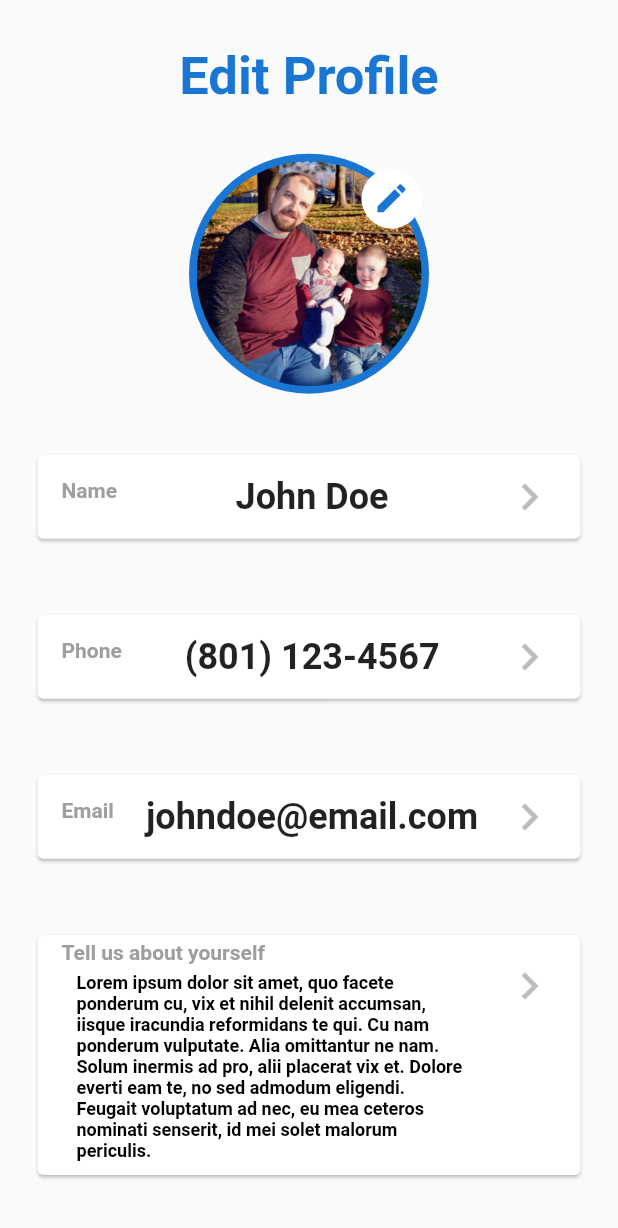
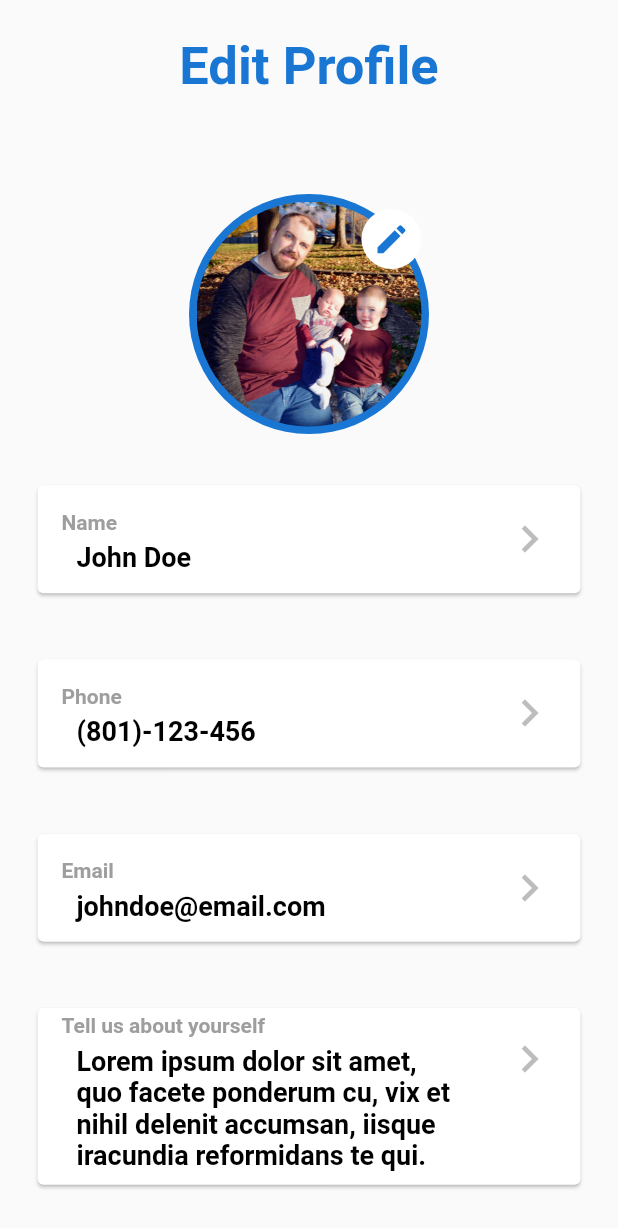
Before and after one commit to chasewgreenwood/approachable_geek_project, a Flutter app: the screen it shows after launch, on a phone screen of 412 x 824 dp. Shown: the top 1228 px of the screen. Run offline on Flutter 3.47's test engine with Material 2 defaults, Android fonts, the phone set to English and light mode, and no system bars.

```diff
--- a/lib/pages/user_profile_page.dart
+++ b/lib/pages/user_profile_page.dart
@@ -1,5 +1,16 @@
 import 'package:flutter/cupertino.dart';
 import 'package:flutter/material.dart';
+import 'package:approachable_geek_project/widget/info_card.dart';
+import 'package:approachable_geek_project/pages/photo_input_page.dart';
+import 'package:approachable_geek_project/pages/name_input_page.dart';
+import 'package:approachable_geek_project/pages/phone_input_page.dart';
+import 'package:approachable_geek_project/pages/email_input_page.dart';
+import 'package:approachable_geek_project/pages/bio_input_page.dart';
+
+const name = 'John Doe';
+const phone = '(801)-123-456';
+const email = 'johndoe@email.com';
+const bio = 'Lorem ipsum dolor sit amet, quo facete ponderum cu, vix et nihil delenit accumsan, iisque iracundia reformidans te qui.';
 
 class UserProfilePage extends StatefulWidget {
   @override
@@ -22,10 +33,17 @@ class _UserProfilePageState extends State<UserProfilePage> {
                         fontWeight: FontWeight.bold,
                       )
                   ),
-                  /*Padding(
-                    padding: EdgeInsets.all(16.0),
-                  ),*/
-                  CircleAvatar(
+                  Padding(
+                    padding: EdgeInsets.all(8.0),
+                  ),
+                  GestureDetector(
+                    onTap: () {
+                      print('Name: ' + name);
+                      Navigator.push(context, MaterialPageRoute(builder: (context) {
+                        return PhotoInputPage();
+                        }));
+                      },
+                    child: CircleAvatar(
                     radius: 80,
                     backgroundColor: Colors.blue.shade700,
                       child: CircleAvatar(
@@ -46,127 +64,46 @@ class _UserProfilePageState extends State<UserProfilePage> {
                         ),
                       )
                     ),
-                  Card(
-                    margin: EdgeInsets.symmetric(vertical: 10.0, horizontal: 25.0),
-                    child: ListTile(
-                      leading: Text(
-                        'Name',
-                        style: TextStyle(
-                          fontSize: 14.0,
-                          color: Colors.grey.shade500,
-                          fontWeight: FontWeight.bold,
                   ),
+                  InfoCard(
+                      title: 'Name',
+                      subtitle: name,
+                      onPressed: () {
+                        print('Name: ' + name);
+                        Navigator.push(context, MaterialPageRoute(builder: (context) {
+                          return NameInputPage();
+                        }));
+                        },
                   ),
-                      title: Text(
-                        'John Doe',
-                        maxLines: 1,
-                        textAlign: TextAlign.center,
-                        style: TextStyle(
-                          fontSize: 24.0,
-                          fontWeight: FontWeight.bold,
+                  InfoCard(
+                    title: 'Phone',
+                    subtitle: phone,
+                    onPressed: () {
+                      print('Phone: ' + phone);
+                      Navigator.push(context, MaterialPageRoute(builder: (context) {
+                        return PhoneInputPage();
+                      }));
+                      },
                   ),
+                  InfoCard(
+                    title: 'Email',
+                    subtitle: email,
+                    onPressed: () {
+                      print('Email: ' + email);
+                      Navigator.push(context, MaterialPageRoute(builder: (context) {
+                        return EmailInputPage();
+                      }));
+                      },
                   ),
-                      trailing: Icon(
-                        Icons.navigate_next,
-                        color: Colors.grey.shade400,
-                        size: 36.0,
-                      ),
-                    ),
-                  ),
-                  Card(
-                    margin: EdgeInsets.symmetric(vertical: 10.0, horizontal: 25.0),
-                    child: ListTile(
-                      leading: Text(
-                        'Phone',
-                        style: TextStyle(
-                          fontSize: 14.0,
-                          color: Colors.grey.shade500,
-                          fontWeight: FontWeight.bold,
-                        ),
-                      ),
-                      title: Text(
-                        '(801) 123-4567',
-                        maxLines: 1,
-                        textAlign: TextAlign.center,
-                        style: TextStyle(
-                          fontSize: 24.0,
-                          fontWeight: FontWeight.bold,
-                        ),
-                      ),
-                      trailing: Icon(
-                        Icons.navigate_next,
-                        color: Colors.grey.shade400,
-                        size: 36.0,
-                      ),
-                    ),
-                  ),
-                  Card(
-                    margin: EdgeInsets.symmetric(vertical: 10.0, horizontal: 25.0),
-                    child: ListTile(
-                      leading: Text(
-                        'Email',
-                        style: TextStyle(
-                          fontSize: 14.0,
-                          color: Colors.grey.shade500,
-                          fontWeight: FontWeight.bold,
-                        ),
-                      ),
-                      title: FittedBox(
-                        fit: BoxFit.scaleDown,
-                        child: Text(
-                          'johndoe@email.com',
-                          maxLines: 1,
-                          textAlign: TextAlign.center,
-                          style: TextStyle(
-                            fontSize: 24.0,
-                            fontWeight: FontWeight.bold,
-                          ),
-                        ),
-                      ),
-                      trailing: Icon(
-                        Icons.navigate_next,
-                        color: Colors.grey.shade400,
-                        size: 36.0,
-                      ),
-                    ),
-                  ),
-                  Card(
-                    margin: EdgeInsets.symmetric(vertical: 10.0, horizontal: 25.0),
-                    child: ListTile(
-                      title: Text(
-                        'Tell us about yourself',
-                        style: TextStyle(
-                          fontSize: 14.0,
-                          color: Colors.grey.shade500,
-                          fontWeight: FontWeight.bold,
-                        ),
-                      ),
-                      subtitle: Container(
-                        child: Row(
-                          children: <Widget>[
-                            Flexible(
-                              child: Container(
-                                margin: EdgeInsets.symmetric(vertical: 5.0, horizontal: 10.0),
-                                alignment: Alignment.centerLeft,
-                                child: Text(
-                                  'Lorem ipsum dolor sit amet, quo facete ponderum cu, vix et nihil delenit accumsan, iisque iracundia reformidans te qui. Cu nam ponderum vulputate. Alia omittantur ne nam. Solum inermis ad pro, alii placerat vix et. Dolore everti eam te, no sed admodum eligendi. Feugait voluptatum ad nec, eu mea ceteros nominati senserit, id mei solet malorum periculis.',
-                                  style: TextStyle(
-                                  fontSize: 12.0,
-                                  color: Colors.black,
-                                  fontWeight: FontWeight.bold,
-                                  ),
-                                ),
-                              ),
-                            ),
-                          ],
-                        ),
-                      ),
-                      trailing: Icon(
-                        Icons.navigate_next,
-                        color: Colors.grey.shade400,
-                        size: 36.0,
-                      ),
-                    ),
+                  InfoCard(
+                    title: 'Tell us about yourself',
+                    subtitle: bio,
+                    onPressed: () {
+                      print('Bio: ' + bio);
+                      Navigator.push(context, MaterialPageRoute(builder: (context) {
+                        return BioInputPage();
+                      }));
+                      },
                   ),
                 ]
             )
--- /dev/null
+++ b/lib/widget/info_card.dart
@@ -0,0 +1,58 @@
+import 'package:flutter/material.dart';
+
+class InfoCard extends StatelessWidget {
+  final String title;
+  final String subtitle;
+  Function onPressed;
+
+  InfoCard({
+    @required this.title,
+    @required this.subtitle,
+    this.onPressed,
+  });
+
+  @override
+  Widget build(BuildContext context) {
+    return GestureDetector(
+      onTap: onPressed,
+      child: Card(
+        margin: EdgeInsets.symmetric(vertical: 10.0, horizontal: 25.0),
+        child: ListTile(
+          title: Text(
+            title,
+            style: TextStyle(
+              fontSize: 14.0,
+              color: Colors.grey.shade500,
+              fontWeight: FontWeight.bold,
+            ),
+          ),
+          subtitle: Container(
+            child: Row(
+              children: <Widget>[
+                Flexible(
+                  child: Container(
+                    margin: EdgeInsets.symmetric(vertical: 5.0, horizontal: 10.0),
+                    alignment: Alignment.centerLeft,
+                    child: Text(
+                      subtitle,
+                      style: TextStyle(
+                        fontSize: 18.0,
+                        color: Colors.black,
+                        fontWeight: FontWeight.bold,
+                      ),
+                    ),
+                  ),
+                ),
+              ],
+            ),
+          ),
+          trailing: Icon(
+            Icons.navigate_next,
+            color: Colors.grey.shade400,
+            size: 36.0,
+          ),
+        ),
+      ),
+    );
+  }
+}
```
Also changed, not shown: lib/pages/bio_input_page.dart (added, +42 -0 lines), lib/pages/email_input_page.dart (added, +42 -0 lines), lib/pages/name_input_page.dart (added, +42 -0 lines), lib/pages/phone_input_page.dart (added, +42 -0 lines), lib/pages/photo_input_page.dart (added, +42 -0 lines). Lines whose indentation alone changed are shown as unchanged.
